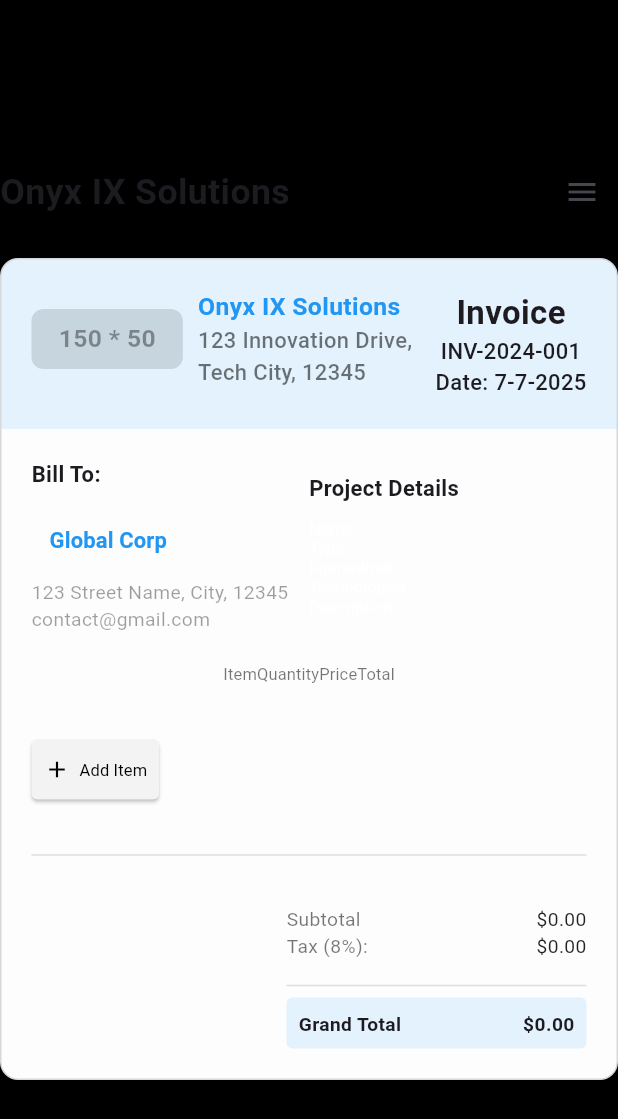
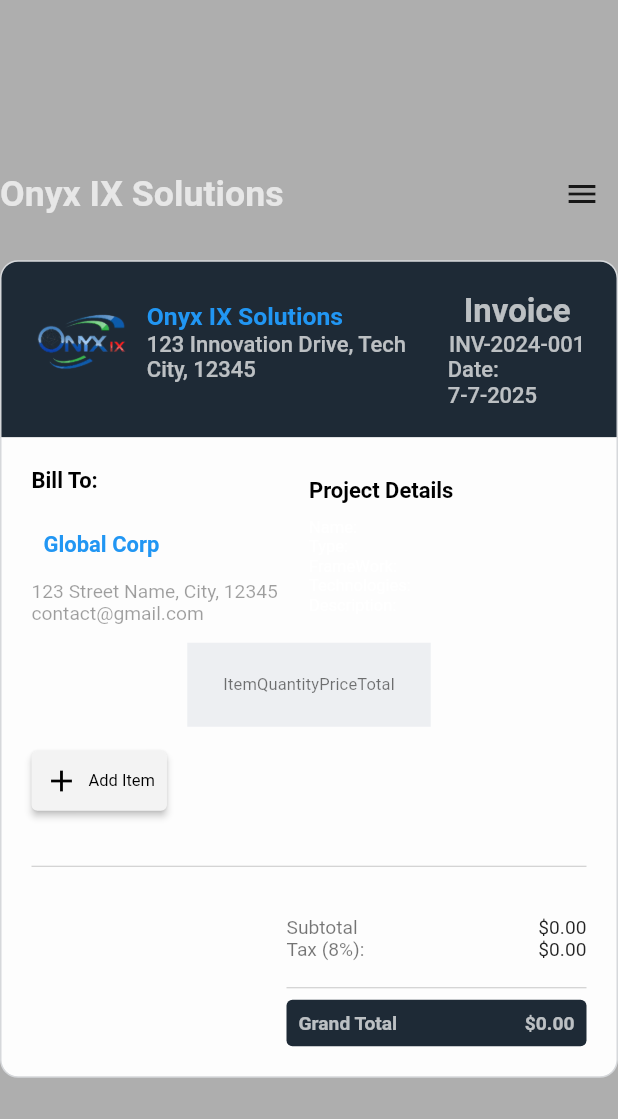
Before and after one commit to omerbanaemh/print_ready_invoice, a Flutter app: the InvoiceView screen opened directly with empty values, in the side drawer, after a tap on the "light mode" icon, on a phone screen of 412 x 824 dp. Shown: the top 1119 px of the screen. Run offline on Flutter 3.47's test engine with Material 3 defaults, Android fonts, the phone set to English and light mode, and no system bars; drawn by our look-alikes of flutter_form_builder; our stand-ins replace adaptive_theme, bloc, firebase_core, flutter_bloc, form_builder_validators, pdf and 1 more; accounts and stored records are empty.

Commit message:
add dark mood in all project

```diff
--- /dev/null
+++ b/lib/core/utils/app_clores.dart
@@ -0,0 +1,12 @@
+import 'package:flutter/material.dart';
+
+class AppClores {
+  static const grey1 = Color.fromARGB(255, 236, 236, 236);
+  static const grey2 = Color.fromARGB(255, 199, 199, 199);
+  static const grey3 = Color.fromARGB(255, 174, 174, 174);
+  static const grey4 = Color.fromARGB(255, 112, 112, 112);
+  static const grey5 = Color.fromARGB(255, 85, 85, 85);
+  static const grey6 = Color.fromARGB(255, 57, 57, 57);
+  static const grey7 = Color.fromARGB(255, 38, 38, 38);
+
+}
--- a/lib/features/invoice/presentation/manger/cubit/invoice_cubit.dart
+++ b/lib/features/invoice/presentation/manger/cubit/invoice_cubit.dart
@@ -37,10 +37,10 @@
     ),
   ];
 
-  void loadInitial() {
-    emit(InvoiceLoaded([]));
-    _updateTotals([]);
-  }
+  // void loadInitial() {
+  //   emit(InvoiceLoaded([]));
+  //   _updateTotals([]);
+  // }
 
   void addItem() {
     newList.add(
--- a/lib/features/invoice/presentation/views/invoice_view.dart
+++ b/lib/features/invoice/presentation/views/invoice_view.dart
@@ -24,9 +24,7 @@
       drawer: MediaQuery.sizeOf(context).width < SizeConfig.desktop
           ? const CustomDrawer()
           : null,
-      body: BlocProvider(
-        create: (context) => InvoiceCubit()..loadInitial(),
-        child: Center(
+      body: Center(
           child: SizedBox( child:  Center(
             child: ConstrainedBox(
               constraints: BoxConstraints(minWidth: 500),
@@ -45,7 +43,6 @@
               ),
             ),
           ),)))
-          ),
         ),
     );
   }
--- a/lib/features/invoice/presentation/views/project_details.dart
+++ b/lib/features/invoice/presentation/views/project_details.dart
@@ -31,17 +31,12 @@
         child: Column(
           crossAxisAlignment: CrossAxisAlignment.center,
           children: [
-            IconButton(
-              icon: const Icon(Icons.language),
-              onPressed: () => context.read<LocalizationCubit>().changeLocale(
-                context.read<LocalizationCubit>().locale == 'en' ? 'ar' : 'en',
-              ),
-              color: Theme.of(context).iconTheme.color,
-            ),
             SizedBox(height: 40),
             Text(
               S.of(context).printReady_invoice,
-              style: AppStyles.styleSemiBold26(context),
+              style: AppStyles.styleSemiBold26(context).copyWith(
+                color: Colors.blue
+              ),
             ),
             SizedBox(height: 40),
             Center(
@@ -51,7 +46,7 @@
                   width: SizeConfig.width(context) * 0.45,
                   padding: EdgeInsets.all(20),
                   decoration: ShapeDecoration(
-                    // color: Theme.of(context).colorScheme.surface,
+                    color: Color(0xFFFDFDFD),
                     shape: RoundedRectangleBorder(
                       side: BorderSide(width: 1, color: Colors.grey.shade300),
                       borderRadius: BorderRadius.circular(12),
@@ -63,14 +58,14 @@
                       Text(
                         S.of(context).project_details,
                         style: AppStyles.styleSemiBold20(context).copyWith(
-                      color: Theme.of(context).textTheme.headlineLarge?.color,
+                      color: Colors.black
                     ),
 
                       ),
                       Text(
                         S.of(context).printReady_invoice_description,
                         style: AppStyles.styleRegular12(context).copyWith(
-                      color: Theme.of(context).textTheme.bodyMedium?.color,
+                      color: Colors.black
                     ),
                       ),
 
--- a/lib/features/invoice/presentation/views/widgets/custom_input_decoration.dart
+++ b/lib/features/invoice/presentation/views/widgets/custom_input_decoration.dart
@@ -21,7 +21,7 @@
     ),
     focusedBorder: OutlineInputBorder(
       borderRadius: BorderRadius.circular(12),
-      borderSide: const BorderSide(color: Color(0xFFDCDCDC)),
+      borderSide: const BorderSide(color: Colors.blue),
     ),
   );
 }
--- a/lib/features/invoice/presentation/views/widgets/invoice_view/custom_invoice_body.dart
+++ b/lib/features/invoice/presentation/views/widgets/invoice_view/custom_invoice_body.dart
@@ -44,15 +44,12 @@
                 InvoiceInfoSection(productDetails: productDetails,),
                 BlocBuilder<InvoiceCubit, InvoiceState>(
                   builder: (context, state) {
-                    if (state is InvoiceInitial) {
-                      context.read<InvoiceCubit>().loadInitial();
-                      return CircularProgressIndicator();
-                    }
-                    if (state is InvoiceLoaded) {
-                      final List<ProductModel> productItems = state.productItems;
+
+                      // final List<ProductModel> productItems = state.productItems;
                       final cubit = context.read<InvoiceCubit>();
                       return Column(
                         children: [
+                          const SizedBox(height: 12),
                           AdaptiveLayoutWidget(
                             mobileLayout: (context) => SingleChildScrollView(
                             scrollDirection: Axis.horizontal,
@@ -61,7 +58,7 @@
                                 SizedBox(
                                   // width: double.infinity,
                                   child: InvoiceTable(
-                                    productItems: productItems,
+                                    productItems: cubit.newList,
                                     cubit: cubit,
                                   ),
                                 ),
@@ -71,7 +68,7 @@
                             desktopLayout: (context) => SizedBox(
                               width: double.infinity,
                               child: InvoiceTable(
-                                productItems: productItems,
+                                productItems: cubit.newList,
                                 cubit: cubit,
                               ),
                             ),),
@@ -91,13 +88,12 @@
                             ],
                           ),
                           SizedBox(height: 25),
-                          Divider(color: Colors.black12, thickness: 1),
+                          Divider(),
                           SizedBox(height: 25),
                           InvoiceSummary(cubit: cubit,),
                         ],
                       );
-                    }
-                    return SizedBox.shrink();
+
                   },
                 ),
               ],
--- a/lib/features/invoice/presentation/views/widgets/invoice_view/custom_invoice_body_header.dart
+++ b/lib/features/invoice/presentation/views/widgets/invoice_view/custom_invoice_body_header.dart
@@ -13,7 +13,7 @@
       width: double.infinity,
       padding: EdgeInsets.all(20),
       decoration: BoxDecoration(
-        color: Colors.blue[50],
+        color: Theme.of(context).colorScheme.secondary,
         borderRadius: const BorderRadius.only(
           topLeft: Radius.circular(12),
           topRight: Radius.circular(12),
@@ -30,29 +30,18 @@
         mainAxisAlignment: MainAxisAlignment.spaceBetween,
         crossAxisAlignment: CrossAxisAlignment.start,
         children: [
-          Flexible(
+          Expanded(
+            flex: 3,
             child: Row(
               children: [
-                Container(
-                  padding: EdgeInsets.symmetric(
-                    horizontal: 18,
-                    vertical: 8,
-                  ),
-                  decoration: BoxDecoration(
-                    borderRadius: BorderRadius.circular(8),
-                    color: Colors.black12,
-                  ),
-                  child: Center(
-                    child: Text(
-                      '150 * 50',
-                      style: AppStyles.styleSemiBold18(
-                        context,
-                      ).copyWith(color: Colors.black38),
-                    ),
-                  ),
+                Flexible(
+                  child: ConstrainedBox(
+                    constraints: BoxConstraints(maxWidth: 100,),
+                    child: Image.asset('assets/images/onix_ix.png',fit: BoxFit.fill,)),
                 ),
                 SizedBox(width: 10),
-                Flexible(
+                Expanded(
+                  flex: 3,
                   child: Column(
                     crossAxisAlignment: CrossAxisAlignment.start,
                     children: [
@@ -66,7 +55,7 @@
                         '123 Innovation Drive, Tech City, 12345',
                         style: AppStyles.styleMedium16(
                           context,
-                        ).copyWith(color: Colors.black54),
+                        ),
                       ),
                     ],
                   ),
@@ -74,7 +63,8 @@
               ],
             ),
           ),
-          Column(
+          Expanded(
+            child: Column(
               children: [
                 Text(
                   S.of(context).invoice,
@@ -90,6 +80,7 @@
                 ),
               ],
             ),
+          ),
         ],
       ),
     );
--- a/lib/features/invoice/presentation/views/widgets/invoice_view/invoice_info_section.dart
+++ b/lib/features/invoice/presentation/views/widgets/invoice_view/invoice_info_section.dart
@@ -23,7 +23,7 @@
               return Column(
                 crossAxisAlignment: CrossAxisAlignment.start,
                 children: [
-                  Text(S.of(context).bill_to, style: AppStyles.styleSemiBold16(context)),
+                  Text(S.of(context).bill_to, style: AppStyles.styleSemiBold16(context).copyWith(color: Colors.black)),
                   SizedBox(height: 10),
                   TextButton(
                     onPressed: () {
@@ -68,7 +68,7 @@
             children: [
               Text(
                 S.of(context).project_details,
-                style: AppStyles.styleSemiBold16(context),
+                style: AppStyles.styleSemiBold16(context).copyWith(color: Colors.black),
               ),
               SizedBox(height: 10),
               CustomRichText(late: S.of(context).name_, text: productDetails.name),
--- a/lib/features/invoice/presentation/views/widgets/invoice_view/invoice_summary.dart
+++ b/lib/features/invoice/presentation/views/widgets/invoice_view/invoice_summary.dart
@@ -41,12 +41,12 @@
                   ],
                 ),
                 SizedBox(height: 10),
-                Divider(color: Colors.black12, thickness: 1),
+                Divider(),
                 Container(
                   padding: EdgeInsets.all(8),
                   decoration: BoxDecoration(
                     borderRadius: BorderRadius.all(Radius.circular(4)),
-                     color: Colors.blue[50],
+                     color: Theme.of(context).colorScheme.secondary,
                   ),
                   child: Row(
                     mainAxisAlignment: MainAxisAlignment.spaceBetween,
--- a/lib/features/invoice/presentation/views/widgets/project_field_input.dart
+++ b/lib/features/invoice/presentation/views/widgets/project_field_input.dart
@@ -5,10 +5,11 @@
 import 'package:print_ready_invoice/features/invoice/presentation/views/widgets/custom_input_decoration.dart';
 
 class ProjectFieldInput extends StatelessWidget {
-  const ProjectFieldInput({super.key, required this.label, required this.name, this.hintText, this.maxLines});
+  const ProjectFieldInput({super.key, required this.label, required this.name, this.hintText, this.maxLines, this.initialValue, this.required = false});
   final String label , name;
-  final String? hintText;
+  final String? hintText, initialValue;
   final int? maxLines;
+  final bool required;
 
   @override
   Widget build(BuildContext context) {
@@ -16,14 +17,16 @@
       crossAxisAlignment: CrossAxisAlignment.start,
       children: [
         SizedBox(height: 24),
-        Text(label, style: AppStyles.styleMedium16(context)),
+        Text(label, style: AppStyles.styleMedium16(context).copyWith(color: Colors.black)),
         SizedBox(height: 8),
         FormBuilderTextField(
           name: name ,
+          initialValue: initialValue,
           decoration: customInputDecoration(
             hintText: hintText ,context: context
           ),
-          validator: FormBuilderValidators.required(),
+
+          validator: required ? FormBuilderValidators.required() : null,
           maxLines: maxLines,
         ),
       ],
--- a/lib/l10n/intl_ar.arb
+++ b/lib/l10n/intl_ar.arb
@@ -22,6 +22,7 @@
   "email": "البريد الإلكتروني",
     "cancel": "إلغاء",
   "save": "حفظ",
+      "save_changes": "حفظ التعديلات",
     "bill_to": "فاتورة إلى:",
   "name_": "الاسم:",
   "type": "النوع:",
@@ -37,5 +38,7 @@
   "item": "العنصر",
     "select_project_type": "اختر نوع المشروع",
   "select_one_technology": "يرجى اختيار تقنية واحدة على الأقل",
-    "menu": "القائمة"
+    "menu": "القائمة",
+    "edit_client": "تعديل العميل",
+"client_details": "تفاصيل العميل"
 }
--- a/lib/l10n/intl_en.arb
+++ b/lib/l10n/intl_en.arb
@@ -22,6 +22,7 @@
   "email": "Email",
     "cancel": "Cancel",
   "save": "Save",
+    "save_changes": "Save changes",
     "bill_to": "Bill To:",
   "name_": "Name:",
   "type": "Type:",
@@ -37,7 +38,9 @@
   "item": "Item",
     "select_project_type": "Select a Project Type",
   "select_one_technology": "Please select at least one technology",
-   "menu": "Menu"
+   "menu": "Menu",
+   "edit_client" : "Edit Client",
+   "client_details" :"Client Details"
 
 
 }
--- a/lib/main.dart
+++ b/lib/main.dart
@@ -4,6 +4,7 @@
 import 'package:flutter_bloc/flutter_bloc.dart';
 import 'package:flutter_localizations/flutter_localizations.dart';
 import 'package:print_ready_invoice/core/utils/app_them.dart';
+import 'package:print_ready_invoice/core/utils/ob_Server/bloc_observer.dart';
 import 'package:print_ready_invoice/features/invoice/models/product_details_model.dart';
 import 'package:print_ready_invoice/features/invoice/presentation/manger/cubit/clinet_cubit.dart';
 import 'package:print_ready_invoice/features/invoice/presentation/manger/cubit/invoice_cubit.dart';
@@ -17,6 +18,7 @@
   await Firebase.initializeApp(
     options: DefaultFirebaseOptions.currentPlatform,
 );
+Bloc.observer = MyBlocObserver();
   runApp(const MyApp());
 }
 
@@ -35,7 +37,7 @@
         BlocProvider(create: (_) => ClinetCubit()),
         BlocProvider(create: (context) => LocalizationCubit(),),
         BlocProvider(
-          create: (context) => InvoiceCubit()..loadInitial(),
+          create: (context) => InvoiceCubit(),
         ),
       ],
 
--- a/pubspec.yaml
+++ b/pubspec.yaml
@@ -64,8 +64,8 @@
   # the material Icons class.
   uses-material-design: true
   # To add assets to your application, add an assets section, like this:
-  # assets:
-  #   - images/a_dot_burr.jpeg
+  assets:
+    - assets/images/
   #   - images/a_dot_ham.jpeg
   # An image asset can refer to one or more resolution-specific "variants", see
   # https://flutter.dev/to/resolution-aware-images
```
Also changed, not shown: lib/core/utils/app_them.dart (+56 -65 lines), lib/core/utils/ob_Server/bloc_observer.dart (added, +12 -0 lines), lib/features/invoice/presentation/views/widgets/invoice_view/edit_clinet_dialog.dart (+28 -22 lines), lib/features/invoice/presentation/views/widgets/invoice_view/invoice_table.dart (+28 -7 lines), assets/images/onix_ix.png (added), lib/generated/intl/messages_ar.dart, lib/generated/intl/messages_en.dart, lib/generated/l10n.dart. Lines whose indentation alone changed are shown as unchanged.
